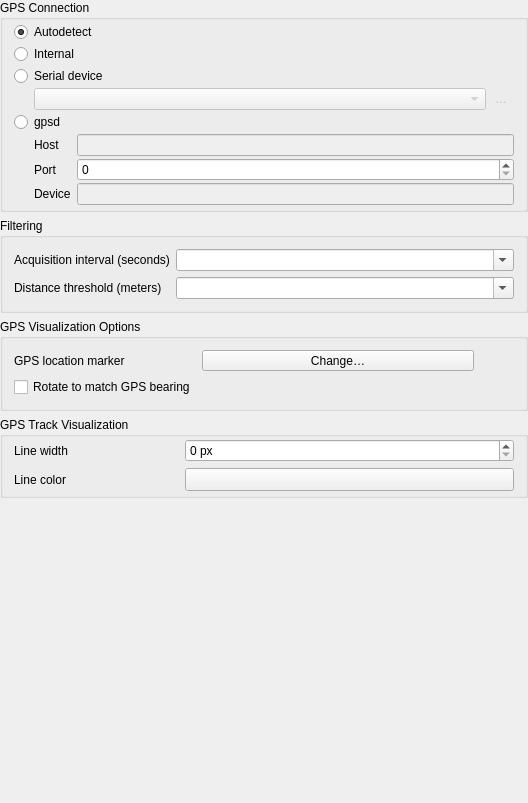
Before: the Qt Designer form src/ui/qgsgpsoptionswidgetbase.ui in qgis/QGIS, drawn with Qt 5.
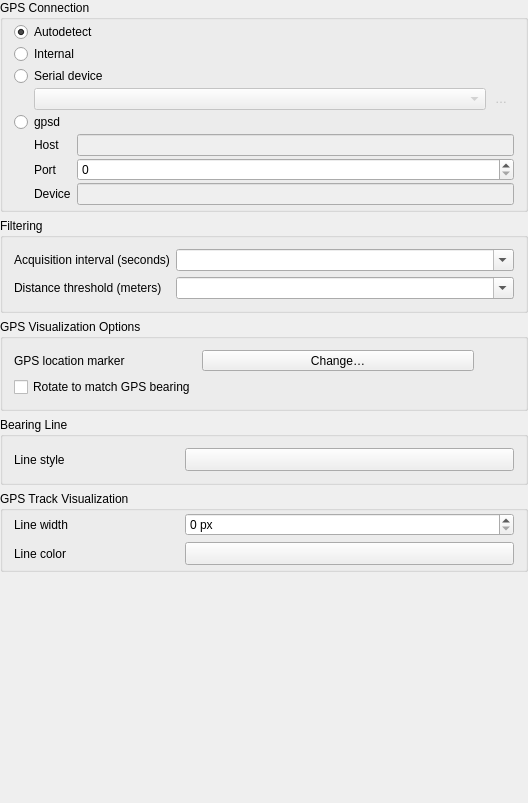
After: the same form once the commit is applied. Icons and pictures are not drawn. Custom widgets are drawn as their Qt base class.

Commit message:
[gps] Move bearing line symbol setting to GPS pane in options
This is an infrequently changed setting

```diff
--- a/src/ui/qgsgpsoptionswidgetbase.ui
+++ b/src/ui/qgsgpsoptionswidgetbase.ui
@@ -194,7 +194,7 @@
      </layout>
     </widget>
    </item>
-   <item row="5" column="0">
+   <item row="6" column="0">
     <widget class="QgsCollapsibleGroupBox" name="groupBox_3">
      <property name="title">
       <string>GPS Track Visualization</string>
@@ -286,7 +286,7 @@
      </layout>
     </widget>
    </item>
-   <item row="6" column="0">
+   <item row="8" column="0">
     <spacer name="verticalSpacer">
      <property name="orientation">
       <enum>Qt::Vertical</enum>
@@ -348,6 +348,35 @@
      </layout>
     </widget>
    </item>
+   <item row="5" column="0">
+    <widget class="QGroupBox" name="groupBox">
+     <property name="title">
+      <string>Bearing Line</string>
+     </property>
+     <layout class="QGridLayout" name="gridLayout_3" columnstretch="1,2">
+      <item row="0" column="0">
+       <widget class="QLabel" name="label_11">
+        <property name="text">
+         <string>Line style</string>
+        </property>
+       </widget>
+      </item>
+      <item row="0" column="1">
+       <widget class="QgsSymbolButton" name="mBearingLineStyleButton">
+        <property name="sizePolicy">
+         <sizepolicy hsizetype="Preferred" vsizetype="Fixed">
+          <horstretch>0</horstretch>
+          <verstretch>0</verstretch>
+         </sizepolicy>
+        </property>
+        <property name="text">
+         <string/>
+        </property>
+       </widget>
+      </item>
+     </layout>
+    </widget>
+   </item>
   </layout>
  </widget>
  <layoutdefault spacing="6" margin="11"/>
```
The commit also changes 5 other files.
